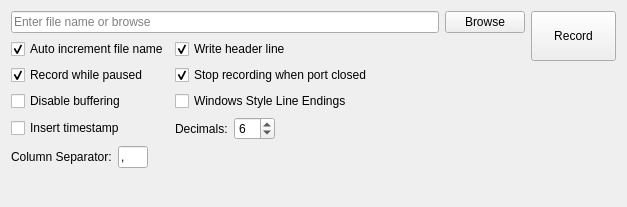
The window that src/recordpanel.ui (AlexanderAmelkin/SerialPlot) describes before a commit, drawn with Qt 5.
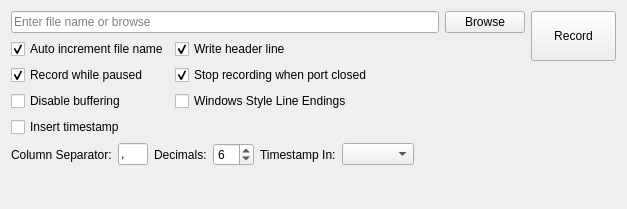
The same window after the commit.

Commit message: add option for timestamp format

Patch:
```diff
--- a/src/recordpanel.ui
+++ b/src/recordpanel.ui
@@ -7,7 +7,7 @@
     <x>0</x>
     <y>0</y>
     <width>627</width>
-    <height>207</height>
+    <height>209</height>
    </rect>
   </property>
   <property name="windowTitle">
@@ -145,23 +145,6 @@
        </item>
        <item row="4" column="1">
         <layout class="QHBoxLayout" name="horizontalLayout_4">
-         <item>
-          <widget class="QLabel" name="label_2">
-           <property name="text">
-            <string>Decimals:</string>
-           </property>
-          </widget>
-         </item>
-         <item>
-          <widget class="QSpinBox" name="spDecimals">
-           <property name="toolTip">
-            <string>Number of digits after comma</string>
-           </property>
-           <property name="value">
-            <number>6</number>
-           </property>
-          </widget>
-         </item>
          <item>
           <spacer name="horizontalSpacer_3">
            <property name="orientation">
@@ -204,6 +187,33 @@
          </property>
         </widget>
        </item>
+       <item>
+        <widget class="QLabel" name="label_2">
+         <property name="text">
+          <string>Decimals:</string>
+         </property>
+        </widget>
+       </item>
+       <item>
+        <widget class="QSpinBox" name="spDecimals">
+         <property name="toolTip">
+          <string>Number of digits after comma</string>
+         </property>
+         <property name="value">
+          <number>6</number>
+         </property>
+        </widget>
+       </item>
+       <item>
+        <widget class="QLabel" name="label_3">
+         <property name="text">
+          <string>Timestamp In:</string>
+         </property>
+        </widget>
+       </item>
+       <item>
+        <widget class="QComboBox" name="cbTimestampFormat"/>
+       </item>
        <item>
         <spacer name="horizontalSpacer">
          <property name="orientation">
```
The commit also changes 5 other files.
